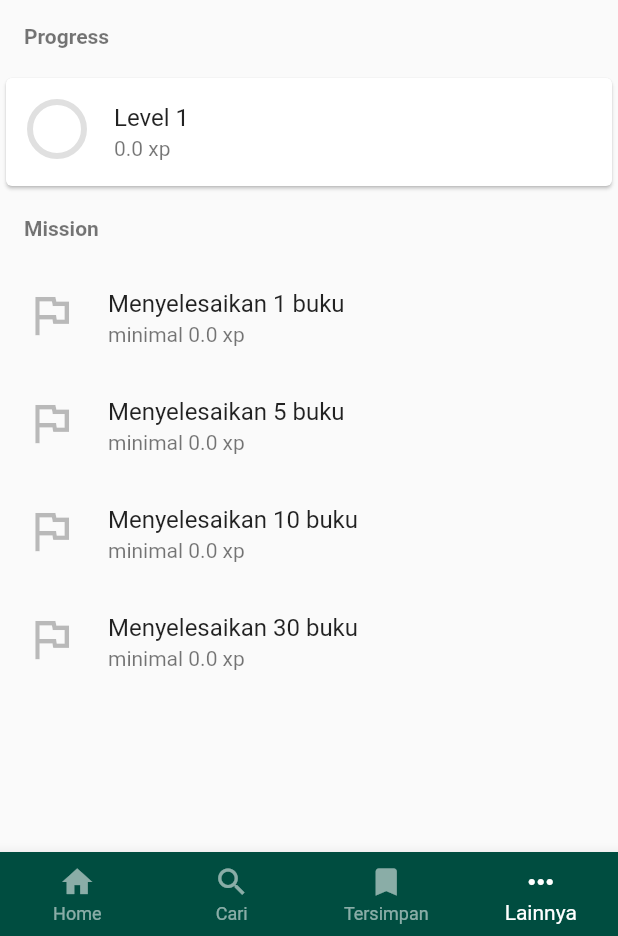
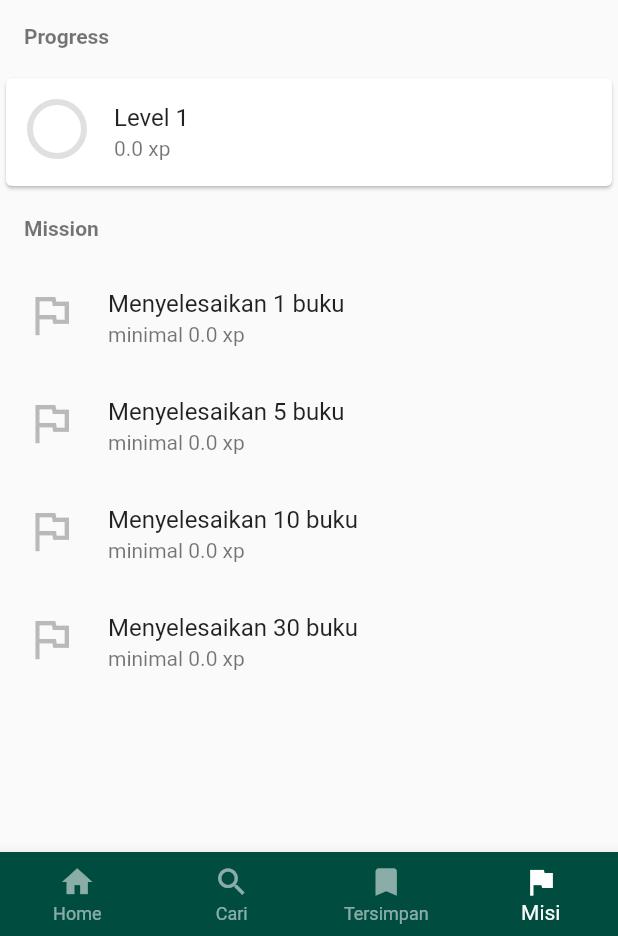
Before and after one commit to riosiu/kelompok6-flutter, a Flutter app: the AchievementsScreen screen opened directly, on a phone screen of 412 x 824 dp, the part 300-1236 px from its top. Run offline on Flutter 3.47's test engine with Material 2 defaults, Android fonts, the phone set to English and light mode, and no system bars; our stand-ins replace animated_splash_screen, sqflite; accounts and stored records are empty; network calls fail.

Commit message:
feat: change bottom nav bar item icon and title

```diff
--- a/lib/widget/my_bottom_navigation_bar.dart
+++ b/lib/widget/my_bottom_navigation_bar.dart
@@ -21,7 +21,7 @@ class MyBottomNavigationBar extends StatelessWidget {
         BottomNavigationBarItem(icon: Icon(Icons.home), label: "Home"),
         BottomNavigationBarItem(icon: Icon(Icons.search), label: "Cari"),
         BottomNavigationBarItem(icon: Icon(Icons.bookmark), label: "Tersimpan"),
-        BottomNavigationBarItem(icon: Icon(Icons.more_horiz), label: "Lainnya"),
+        BottomNavigationBarItem(icon: Icon(Icons.flag), label: "Misi"),
       ],
       currentIndex: currentIndex,
       selectedItemColor: Colors.white,
```
